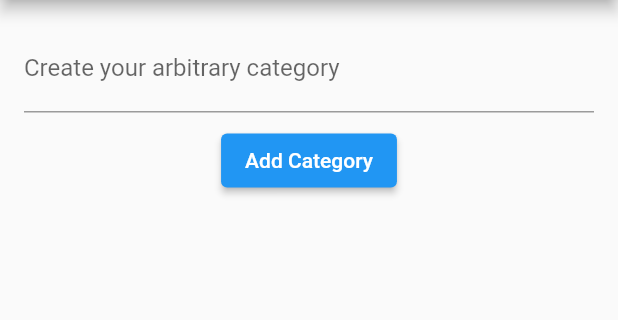
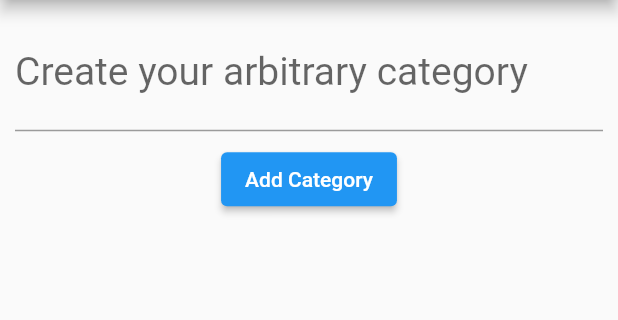
Before and after one commit to ashkan-dev-86/options-categorizer, a Flutter app: the screen it shows after launch, after a tap on "Add Category", on a phone screen of 412 x 824 dp, the part 84-404 px from its top. Run offline on Flutter 3.47's test engine with Material 2 defaults, Android fonts, the phone set to English and light mode, and no system bars.

Commit message:
Enhance the coding for category creation

```diff
--- a/lib/category_creator.dart
+++ b/lib/category_creator.dart
@@ -1,22 +1,19 @@
 import 'package:flutter/material.dart';
+import 'package:options_categorizer/category_selector.dart';
 
 class CategoryCreator extends StatelessWidget {
   const CategoryCreator({super.key});
 
   @override
   Widget build(BuildContext context) {
-    void _addCategory() {
-      print('Category added');
-    }
-
     return Container(
-      padding: const EdgeInsets.all(16),
+      padding: const EdgeInsets.all(10),
       child: Column(
         children: [
           const TextField(
-            decoration:
-                InputDecoration(labelText: 'Create your arbitrary category'),
-          ),
+              decoration:
+                  InputDecoration(labelText: 'Create your arbitrary category'),
+              style: TextStyle(fontSize: 26, decorationThickness: 0)),
           const SizedBox(height: 8),
           ElevatedButton(
             onPressed: _addCategory,
@@ -26,4 +23,9 @@ class CategoryCreator extends StatelessWidget {
       ),
     );
   }
+
+  CategorySelector _addCategory() {
+    print('Category added');
+    return const CategorySelector(categoryTitle: 'Category Title');
+  }
 }
```
Also changed, not shown: lib/category_selector.dart (added, +23 -0 lines).
